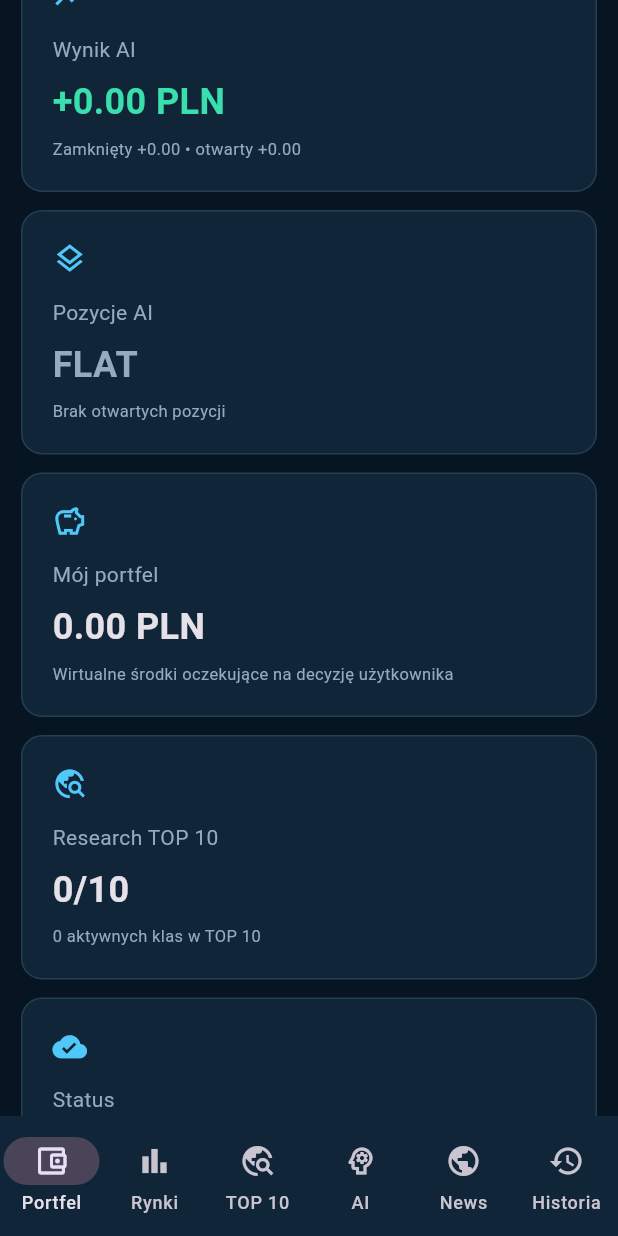
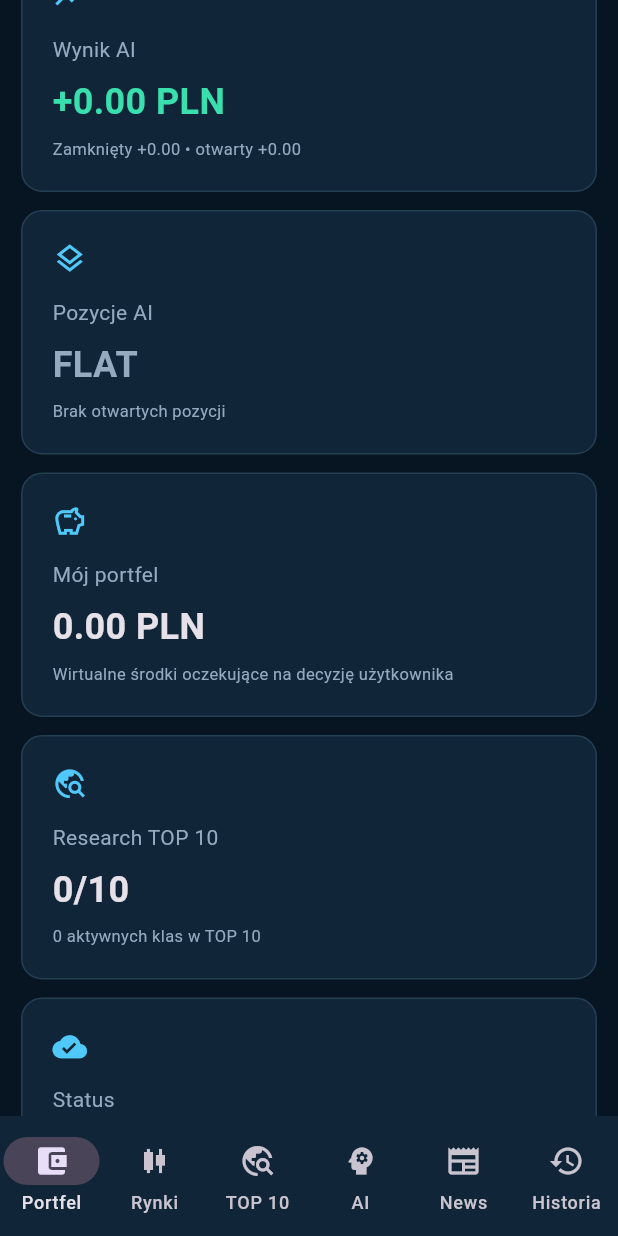
Before and after one commit to dariuszw5/AL_TRADING_AL, a Flutter app: the screen it shows after launch, scrolled down 576 dp, on a phone screen of 412 x 824 dp. Run offline on Flutter 3.47's test engine with Material 3 defaults, Android fonts, the light colour scheme and no system bars; our stand-ins replace fl_chart; network calls fail.

Commit message:
Polish navigation icons and sidebar visuals

```diff
--- a/app/frontend/al_trading_dashboard/lib/pro_dashboard.dart
+++ b/app/frontend/al_trading_dashboard/lib/pro_dashboard.dart
@@ -51,11 +51,11 @@ class _ProDashboardState extends State<ProDashboard> {
   ];
 
   final icons = const [
-    Icons.account_balance_wallet_outlined,
-    Icons.bar_chart,
+    Icons.account_balance_wallet,
+    Icons.candlestick_chart,
     Icons.travel_explore,
-    Icons.psychology_outlined,
-    Icons.public,
+    Icons.psychology,
+    Icons.newspaper,
     Icons.history,
   ];
 
@@ -1489,7 +1489,27 @@ class _ProDashboardState extends State<ProDashboard> {
                           selected: page == i,
                           selectedTileColor: panel,
                           selectedColor: cyan,
-                          leading: Icon(icons[i], size: 20),
+                          leading: AnimatedContainer(
+                            duration: const Duration(milliseconds: 180),
+                            width: 34,
+                            height: 34,
+                            decoration: BoxDecoration(
+                              color: page == i
+                                  ? cyan.withValues(alpha: 0.14)
+                                  : const Color(0xFF142B3D),
+                              borderRadius: BorderRadius.circular(10),
+                              border: Border.all(
+                                color: page == i
+                                    ? cyan.withValues(alpha: 0.45)
+                                    : const Color(0xFF294152),
+                              ),
+                            ),
+                            child: Icon(
+                              icons[i],
+                              size: 19,
+                              color: page == i ? cyan : muted,
+                            ),
+                          ),
                           title: Text(
                             labels[i],
                             maxLines: 2,
@@ -1506,7 +1526,7 @@ class _ProDashboardState extends State<ProDashboard> {
                         padding: const EdgeInsets.only(top: 8),
                         child: OutlinedButton.icon(
                           onPressed: openLegacy,
-                          icon: const Icon(Icons.candlestick_chart, size: 18),
+                          icon: const Icon(Icons.analytics_outlined, size: 18),
                           label: const Text('Szczegóły rynku'),
                         ),
                       ),
```
